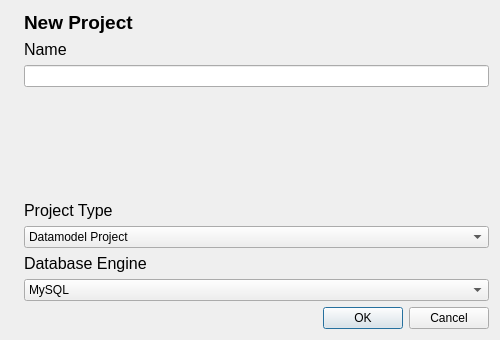
Qt form newprojectdialog.ui (fritzone/ddm) before a commit.
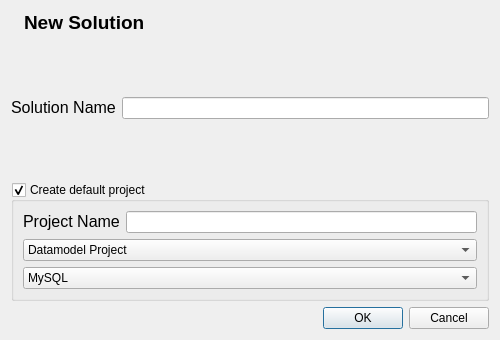
The same form after that commit. Icons and pictures are not drawn.

Commit message: more deserialization and other GUI changes, implemented new layer: Solution

```diff
--- a/newprojectdialog.ui
+++ b/newprojectdialog.ui
@@ -14,7 +14,7 @@
    </rect>
   </property>
   <property name="sizePolicy">
-   <sizepolicy hsizetype="Fixed" vsizetype="Fixed">
+   <sizepolicy hsizetype="Preferred" vsizetype="Preferred">
     <horstretch>0</horstretch>
     <verstretch>0</verstretch>
    </sizepolicy>
@@ -25,12 +25,6 @@
     <height>340</height>
    </size>
   </property>
-  <property name="maximumSize">
-   <size>
-    <width>500</width>
-    <height>340</height>
-   </size>
-  </property>
   <property name="focusPolicy">
    <enum>Qt::NoFocus</enum>
   </property>
@@ -47,6 +41,8 @@
   <property name="modal">
    <bool>true</bool>
   </property>
+  <layout class="QVBoxLayout" name="verticalLayout_2">
+   <item>
   <layout class="QFormLayout" name="formLayout">
    <item row="0" column="0">
     <widget class="QLabel" name="label_3">
@@ -64,43 +60,68 @@
       <string>&lt;!DOCTYPE HTML PUBLIC &quot;-//W3C//DTD HTML 4.0//EN&quot; &quot;http://www.w3.org/TR/REC-html40/strict.dtd&quot;&gt;
 &lt;html&gt;&lt;head&gt;&lt;meta name=&quot;qrichtext&quot; content=&quot;1&quot; /&gt;&lt;style type=&quot;text/css&quot;&gt;
 p, li { white-space: pre-wrap; }
-&lt;/style&gt;&lt;/head&gt;&lt;body style=&quot; font-family:'MS Shell Dlg 2'; font-size:8.25pt; font-weight:400; font-style:normal;&quot;&gt;
-&lt;p style=&quot; margin-top:0px; margin-bottom:0px; margin-left:0px; margin-right:0px; -qt-block-indent:0; text-indent:0px;&quot;&gt;&lt;span style=&quot; font-size:14pt; font-weight:600;&quot;&gt;New Project&lt;/span&gt;&lt;/p&gt;&lt;/body&gt;&lt;/html&gt;</string>
+&lt;/style&gt;&lt;/head&gt;&lt;body style=&quot; font-family:'Sans'; font-size:10pt; font-weight:400; font-style:normal;&quot;&gt;
+&lt;table style=&quot;-qt-table-type: root; margin-top:4px; margin-bottom:4px; margin-left:4px; margin-right:4px;&quot;&gt;
+&lt;tr&gt;
+&lt;td style=&quot;border: none;&quot;&gt;
+&lt;p style=&quot; margin-top:0px; margin-bottom:0px; margin-left:0px; margin-right:0px; -qt-block-indent:0; text-indent:0px;&quot;&gt;&lt;span style=&quot; font-family:'MS Shell Dlg 2'; font-size:14pt; font-weight:600;&quot;&gt;New Solution&lt;/span&gt;&lt;/p&gt;&lt;/td&gt;&lt;/tr&gt;&lt;/table&gt;&lt;/body&gt;&lt;/html&gt;</string>
      </property>
     </widget>
    </item>
-   <item row="1" column="1">
+    </layout>
+   </item>
+   <item>
+    <layout class="QFormLayout" name="formLayout_2">
+     <item row="0" column="0">
     <widget class="QLabel" name="label">
      <property name="text">
       <string>&lt;!DOCTYPE HTML PUBLIC &quot;-//W3C//DTD HTML 4.0//EN&quot; &quot;http://www.w3.org/TR/REC-html40/strict.dtd&quot;&gt;
 &lt;html&gt;&lt;head&gt;&lt;meta name=&quot;qrichtext&quot; content=&quot;1&quot; /&gt;&lt;style type=&quot;text/css&quot;&gt;
 p, li { white-space: pre-wrap; }
 &lt;/style&gt;&lt;/head&gt;&lt;body style=&quot; font-family:'Sans'; font-size:10pt; font-weight:400; font-style:normal;&quot;&gt;
-&lt;table style=&quot;-qt-table-type: root; margin-top:4px; margin-bottom:4px; margin-left:4px; margin-right:4px;&quot;&gt;
+&lt;table border=&quot;0&quot; style=&quot;-qt-table-type: root; margin-top:4px; margin-bottom:4px; margin-left:4px; margin-right:4px;&quot;&gt;
 &lt;tr&gt;
 &lt;td style=&quot;border: none;&quot;&gt;
-&lt;p style=&quot; margin-top:0px; margin-bottom:0px; margin-left:0px; margin-right:0px; -qt-block-indent:0; text-indent:0px;&quot;&gt;&lt;span style=&quot; font-family:'MS Shell Dlg 2'; font-size:12pt;&quot;&gt;Name&lt;/span&gt;&lt;/p&gt;&lt;/td&gt;&lt;/tr&gt;&lt;/table&gt;&lt;/body&gt;&lt;/html&gt;</string>
+&lt;p style=&quot; margin-top:0px; margin-bottom:0px; margin-left:0px; margin-right:0px; -qt-block-indent:0; text-indent:0px;&quot;&gt;&lt;span style=&quot; font-family:'MS Shell Dlg 2'; font-size:12pt;&quot;&gt;Solution Name&lt;/span&gt;&lt;/p&gt;&lt;/td&gt;&lt;/tr&gt;&lt;/table&gt;&lt;/body&gt;&lt;/html&gt;</string>
      </property>
     </widget>
    </item>
-   <item row="2" column="1">
+     <item row="0" column="1">
+      <widget class="QLineEdit" name="txtSolutionName"/>
+     </item>
+    </layout>
+   </item>
+   <item>
+    <widget class="QGroupBox" name="groupBox">
+     <property name="title">
+      <string>Create default project</string>
+     </property>
+     <property name="checkable">
+      <bool>true</bool>
+     </property>
+     <layout class="QVBoxLayout" name="verticalLayout">
+      <item>
+       <layout class="QFormLayout" name="formLayout_5">
+        <item row="0" column="0">
+         <widget class="QLabel" name="label_10">
+          <property name="text">
+           <string>&lt;!DOCTYPE HTML PUBLIC &quot;-//W3C//DTD HTML 4.0//EN&quot; &quot;http://www.w3.org/TR/REC-html40/strict.dtd&quot;&gt;
+&lt;html&gt;&lt;head&gt;&lt;meta name=&quot;qrichtext&quot; content=&quot;1&quot; /&gt;&lt;style type=&quot;text/css&quot;&gt;
+p, li { white-space: pre-wrap; }
+&lt;/style&gt;&lt;/head&gt;&lt;body style=&quot; font-family:'Sans'; font-size:10pt; font-weight:400; font-style:normal;&quot;&gt;
+&lt;table border=&quot;0&quot; style=&quot;-qt-table-type: root; margin-top:4px; margin-bottom:4px; margin-left:4px; margin-right:4px;&quot;&gt;
+&lt;tr&gt;
+&lt;td style=&quot;border: none;&quot;&gt;
+&lt;p style=&quot; margin-top:0px; margin-bottom:0px; margin-left:0px; margin-right:0px; -qt-block-indent:0; text-indent:0px;&quot;&gt;&lt;span style=&quot; font-family:'MS Shell Dlg 2'; font-size:12pt;&quot;&gt;Project Name&lt;/span&gt;&lt;/p&gt;&lt;/td&gt;&lt;/tr&gt;&lt;/table&gt;&lt;/body&gt;&lt;/html&gt;</string>
+          </property>
+         </widget>
+        </item>
+        <item row="0" column="1">
     <widget class="QLineEdit" name="txtProjectName"/>
    </item>
-   <item row="4" column="1">
-    <widget class="QLabel" name="label_2">
-     <property name="text">
-      <string>&lt;!DOCTYPE HTML PUBLIC &quot;-//W3C//DTD HTML 4.0//EN&quot; &quot;http://www.w3.org/TR/REC-html40/strict.dtd&quot;&gt;
-&lt;html&gt;&lt;head&gt;&lt;meta name=&quot;qrichtext&quot; content=&quot;1&quot; /&gt;&lt;style type=&quot;text/css&quot;&gt;
-p, li { white-space: pre-wrap; }
-&lt;/style&gt;&lt;/head&gt;&lt;body style=&quot; font-family:'Sans'; font-size:10pt; font-weight:400; font-style:normal;&quot;&gt;
-&lt;table style=&quot;-qt-table-type: root; margin-top:4px; margin-bottom:4px; margin-left:4px; margin-right:4px;&quot;&gt;
-&lt;tr&gt;
-&lt;td style=&quot;border: none;&quot;&gt;
-&lt;p style=&quot; margin-top:0px; margin-bottom:0px; margin-left:0px; margin-right:0px; -qt-block-indent:0; text-indent:0px;&quot;&gt;&lt;span style=&quot; font-family:'MS Shell Dlg 2'; font-size:12pt;&quot;&gt;Project Type&lt;/span&gt;&lt;/p&gt;&lt;/td&gt;&lt;/tr&gt;&lt;/table&gt;&lt;/body&gt;&lt;/html&gt;</string>
-     </property>
-    </widget>
-   </item>
-   <item row="5" column="1">
+       </layout>
+      </item>
+      <item>
     <widget class="QComboBox" name="cmbProjectType">
      <item>
       <property name="text">
@@ -131,21 +152,7 @@
      </item>
     </widget>
    </item>
-   <item row="6" column="1">
-    <widget class="QLabel" name="label_5">
-     <property name="text">
-      <string>&lt;!DOCTYPE HTML PUBLIC &quot;-//W3C//DTD HTML 4.0//EN&quot; &quot;http://www.w3.org/TR/REC-html40/strict.dtd&quot;&gt;
-&lt;html&gt;&lt;head&gt;&lt;meta name=&quot;qrichtext&quot; content=&quot;1&quot; /&gt;&lt;style type=&quot;text/css&quot;&gt;
-p, li { white-space: pre-wrap; }
-&lt;/style&gt;&lt;/head&gt;&lt;body style=&quot; font-family:'Sans'; font-size:10pt; font-weight:400; font-style:normal;&quot;&gt;
-&lt;table style=&quot;-qt-table-type: root; margin-top:4px; margin-bottom:4px; margin-left:4px; margin-right:4px;&quot;&gt;
-&lt;tr&gt;
-&lt;td style=&quot;border: none;&quot;&gt;
-&lt;p style=&quot; margin-top:0px; margin-bottom:0px; margin-left:0px; margin-right:0px; -qt-block-indent:0; text-indent:0px;&quot;&gt;&lt;span style=&quot; font-family:'MS Shell Dlg 2'; font-size:12pt;&quot;&gt;Database Engine&lt;/span&gt;&lt;/p&gt;&lt;/td&gt;&lt;/tr&gt;&lt;/table&gt;&lt;/body&gt;&lt;/html&gt;</string>
-     </property>
-    </widget>
-   </item>
-   <item row="7" column="1">
+      <item>
     <widget class="QComboBox" name="cmbDatabase">
      <item>
       <property name="text">
@@ -167,7 +174,10 @@
      </item>
     </widget>
    </item>
-   <item row="8" column="1">
+     </layout>
+    </widget>
+   </item>
+   <item>
     <widget class="QDialogButtonBox" name="buttonBox">
      <property name="orientation">
       <enum>Qt::Horizontal</enum>
@@ -177,19 +187,6 @@
      </property>
     </widget>
    </item>
-   <item row="3" column="1">
-    <spacer name="verticalSpacer">
-     <property name="orientation">
-      <enum>Qt::Vertical</enum>
-     </property>
-     <property name="sizeHint" stdset="0">
-      <size>
-       <width>20</width>
-       <height>40</height>
-      </size>
-     </property>
-    </spacer>
-   </item>
   </layout>
  </widget>
  <tabstops>
```
Left out of the diff: 2 changed lines with no effect on the pictures. Lines whose indentation alone changed are shown as unchanged. The commit also changes 17 other files.
